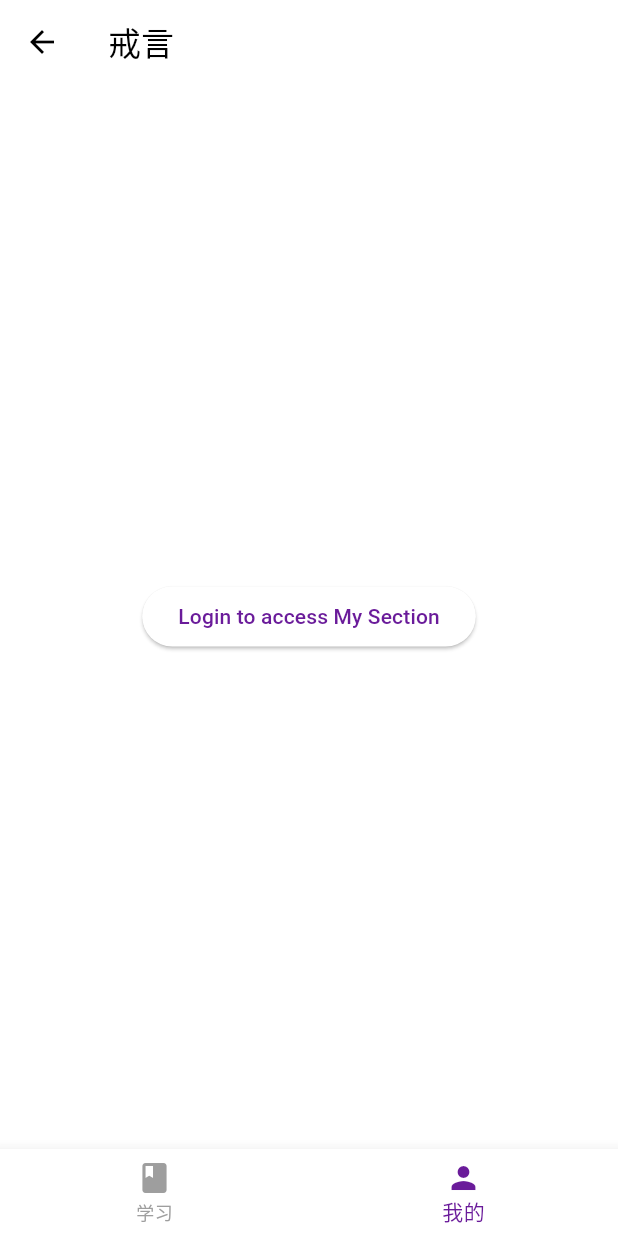
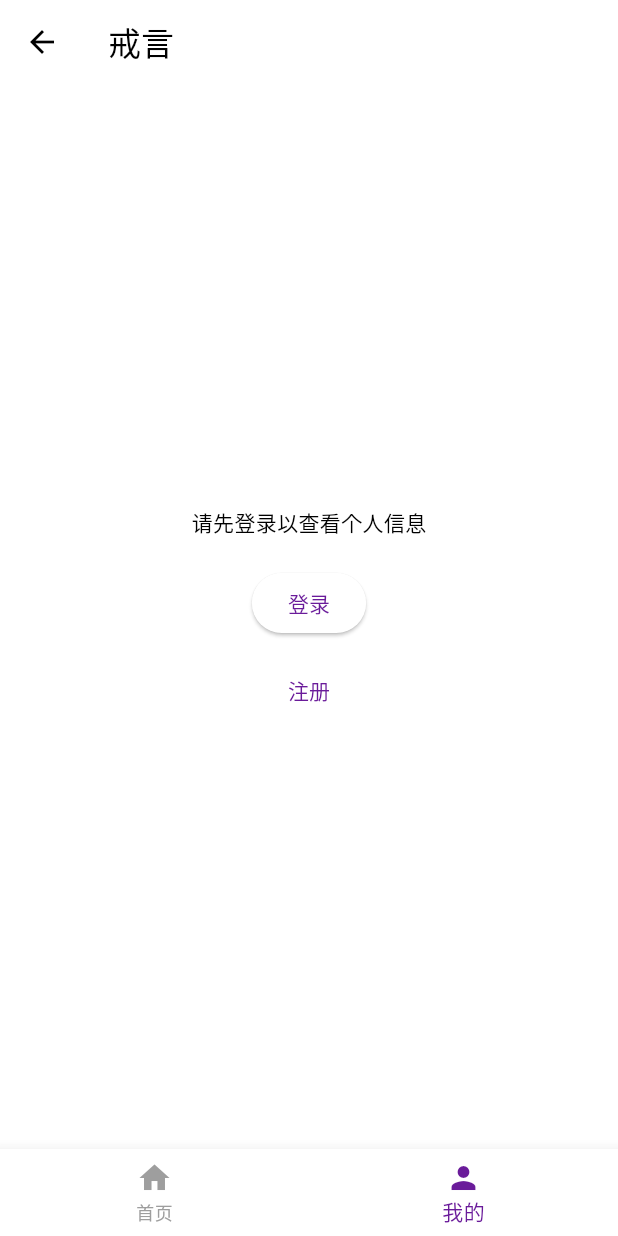
Before and after one commit to oliyo2023/stopsmoking_app, a Flutter app: the HomePage screen opened by its route, item 2 of the bottom bar chosen, on a phone screen of 412 x 824 dp. Run offline on Flutter 3.47's test engine with Material 3 defaults, Android fonts, the light colour scheme and no system bars; our stand-ins replace get, image_picker, pocketbase.

Commit message:
添加文件选择插件支持，更新主页和路由，优化底部导航栏

```diff
--- a/lib/pages/home_page.dart
+++ b/lib/pages/home_page.dart
@@ -1,6 +1,9 @@
 import 'package:flutter/material.dart';
 import 'package:jieyan_app/services/pocketbase_service.dart';
 import 'package:get/get.dart';
+import 'package:jieyan_app/pages/profile_page.dart';
+// Import LoginPage
+// Import RegisterPage
 
 class HomePage extends StatefulWidget {
   const HomePage({super.key});
@@ -17,7 +20,7 @@ class _HomePageState extends State<HomePage> {
   @override
   void initState() {
     super.initState();
-    _pbService = Get.find(); // Use Get.find() to retrieve the instance
+    _pbService = Get.find();
     _checkLoginStatus();
   }
 
@@ -39,17 +42,31 @@ class _HomePageState extends State<HomePage> {
         index: _selectedIndex,
         children: [
           // Study Section (Always visible)
-          Center(child: Text('Study Section')),
+          Center(child: Text('首页内容')), // Changed text to 首页内容
 
           // My Section (Conditionally visible)
           _isLoggedIn
-              ? Center(child: Text('My Section'))
+              ? ProfilePage() // Display ProfilePage when logged in
               : Center(
-                  child: ElevatedButton(
-                    onPressed: () {
-                      Get.toNamed('/login');
-                    },
-                    child: Text('Login to access My Section'),
+                  child: Column(
+                    mainAxisAlignment: MainAxisAlignment.center,
+                    children: [
+                      Text('请先登录以查看个人信息'), // Updated text to Chinese
+                      const SizedBox(height: 20),
+                      ElevatedButton(
+                        onPressed: () {
+                          Get.toNamed('/login');
+                        },
+                        child: Text('登录'), // Updated text to Chinese
+                      ),
+                      const SizedBox(height: 10),
+                      TextButton(
+                        onPressed: () {
+                          Get.toNamed('/register');
+                        },
+                        child: Text('注册'), // Updated text to Chinese
+                      ),
+                    ],
                   ),
                 ),
         ],
@@ -57,12 +74,12 @@ class _HomePageState extends State<HomePage> {
       bottomNavigationBar: BottomNavigationBar(
         items: const <BottomNavigationBarItem>[
           BottomNavigationBarItem(
-            icon: Icon(Icons.book),
-            label: '学习',
+            icon: Icon(Icons.home),
+            label: '首页', // Updated label to 首页
           ),
           BottomNavigationBarItem(
             icon: Icon(Icons.person),
-            label: '我的',
+            label: '我的', // Updated label to 我的
           ),
         ],
         currentIndex: _selectedIndex,
--- a/pubspec.yaml
+++ b/pubspec.yaml
@@ -12,6 +12,7 @@ dependencies:
   cupertino_icons: ^1.0.6
   get: ^4.6.6
   pocketbase: ^0.15.1
+  image_picker: ^1.1.2
 
 dev_dependencies:
   flutter_test:
```
Also changed, not shown: lib/main.dart (+68 -21 lines), lib/pages/profile_page.dart (added, +153 -0 lines), pubspec.lock, 5 other files.
